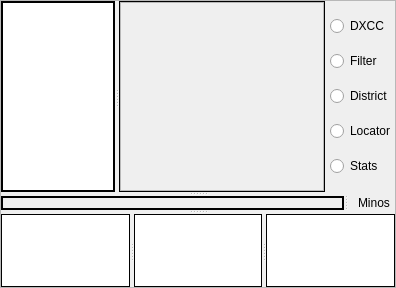
Before: the Qt Designer form mqt/MqtLogger/tsinglelogframe.ui in zsteva/backup-minos2, drawn with Qt 5.
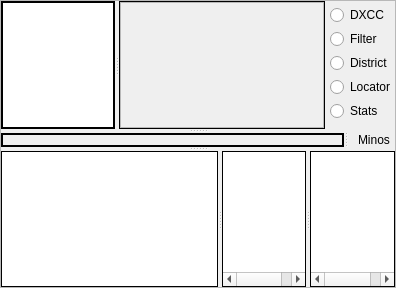
After: the same form once the commit is applied. Custom widgets are drawn as their Qt base class.

Commit message: ThisMatchTree working with model

Diff of the .ui file:
```diff
--- a/mqt/MqtLogger/tsinglelogframe.ui
+++ b/mqt/MqtLogger/tsinglelogframe.ui
@@ -618,16 +618,19 @@
         <enum>Qt::ScrollBarAsNeeded</enum>
        </property>
        <property name="sizeAdjustPolicy">
-        <enum>QAbstractScrollArea::AdjustToContents</enum>
+        <enum>QAbstractScrollArea::AdjustIgnored</enum>
        </property>
        <property name="editTriggers">
         <set>QAbstractItemView::NoEditTriggers</set>
        </property>
+       <property name="alternatingRowColors">
+        <bool>true</bool>
+       </property>
        <attribute name="headerDefaultSectionSize">
-        <number>0</number>
+        <number>100</number>
        </attribute>
        <attribute name="headerMinimumSectionSize">
-        <number>1000</number>
+        <number>33</number>
        </attribute>
       </widget>
       <widget class="QTreeWidget" name="OtherMatchTree">
```
The commit also changes 2 other files.
